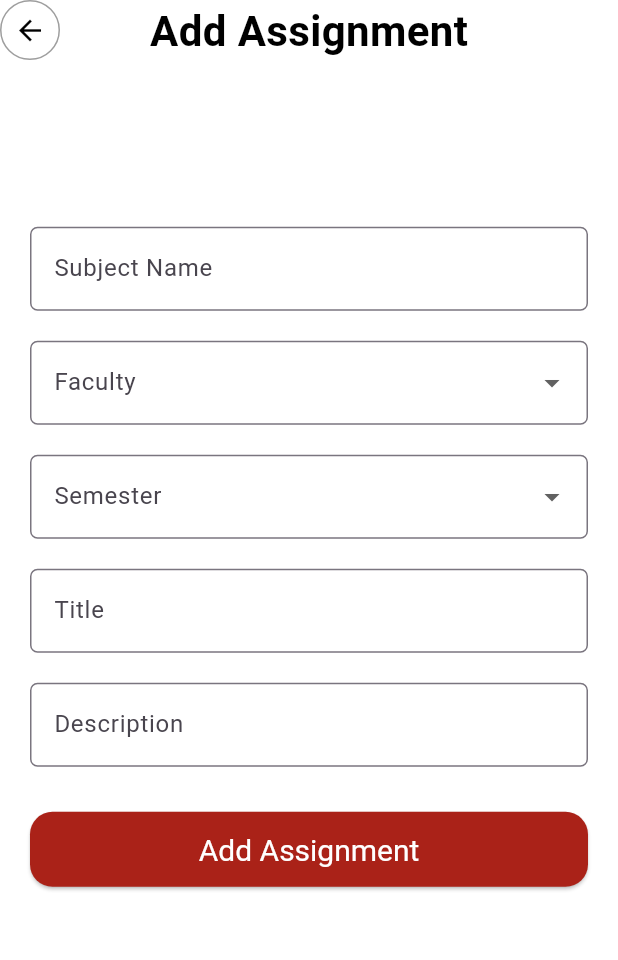
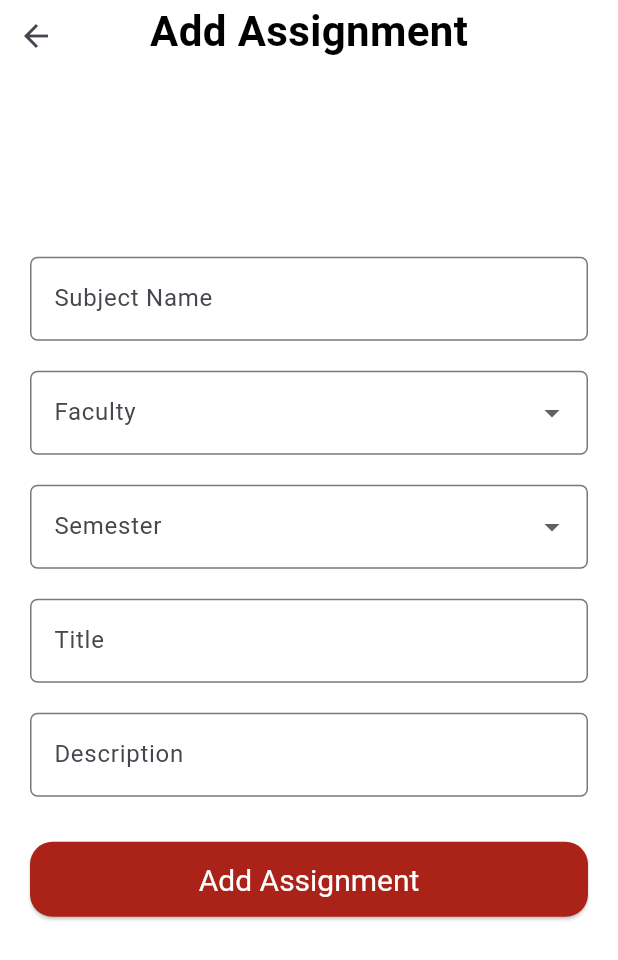
Before and after one commit to sijalneupane/assignment_provider_app, a Flutter app: the AddAssignment screen opened directly, on a phone screen of 412 x 824 dp. Shown: the top 960 px of the screen. Run offline on Flutter 3.47's test engine with Material 3 defaults, Android fonts, the phone set to English and light mode, and no system bars; our stand-ins replace dio, flutter_spinkit, shared_preferences; accounts and stored records are empty.

```diff
--- a/lib/utils/api_const.dart
+++ b/lib/utils/api_const.dart
@@ -1,5 +1,5 @@
 class ApiConst{
-    static String baseUrl="https://16c2-110-44-118-114.ngrok-free.app";
+    static String baseUrl="https://a3f7-2400-1a00-b060-1272-b1cc-3ed7-d81b-96eb.ngrok-free.app";
     static String signUpApi="/createUser/";
      static String loginApi="/login/";
     static String addAssignmentApi="/addAssignment/";
--- a/lib/utils/route_const.dart
+++ b/lib/utils/route_const.dart
@@ -9,11 +9,11 @@ class Routes {
   // static const resetPasswordRoute = "/resetPassword";
   static const homeRoute = "/home";
   static const bottomNavbarRoute = "/bottomNavbar";
+  static const notificationRoute = "/notification";
   // static const carDetailsRoute = "/carDetails";
   // static const carBookingRoute = "/carBooking";
   // static const addCarDetailsRoute = "/addCarDetails";
   // static const viewCarListRoute = "/viewCarList";
   // static const settingsRoute = "/settings";
 
-  // static const notificationRoute = "/notification";
 }
--- a/lib/utils/string_const.dart
+++ b/lib/utils/string_const.dart
@@ -16,6 +16,7 @@ String registerMessageStr="Account successfully created";
 String registerMessageFailedStr="Account Failed to create";
 
 String addAssignmentStr="Add Assignment";
+String editAssignmentStr="Update Assignment";
 String getAssignmentStr="Get Assignment";
 String subjectNameStr="Subject Name";
 String semesterStr="Semester";
--- a/lib/widgets/custom_app_bar.dart
+++ b/lib/widgets/custom_app_bar.dart
@@ -19,7 +19,9 @@ class CustomAppBar extends StatefulWidget {
 class _CustomAppBarState extends State<CustomAppBar> {
   @override
   Widget build(BuildContext context) {
-    return SizedBox(
+    return Padding(
+      padding: const EdgeInsets.only(bottom:20.0),
+      child: SizedBox(
         height: MediaQuery.of(context).size.height * 0.05,
         child: Stack(
           children: [
@@ -40,6 +42,7 @@ class _CustomAppBarState extends State<CustomAppBar> {
                 : const SizedBox()
           ],
         ),
+      ),
     );
   }
 }
--- a/lib/widgets/custom_back_page_icon.dart
+++ b/lib/widgets/custom_back_page_icon.dart
@@ -1,6 +1,7 @@
 
 import 'package:flutter/material.dart';
 import 'package:provider_test1/widgets/custom_border_icon_button.dart';
+import 'package:provider_test1/widgets/custom_no_border_icon_button.dart';
 
 class CustomBackPageIcon extends StatelessWidget {
    IconData? icon;
@@ -11,10 +12,10 @@ class CustomBackPageIcon extends StatelessWidget {
     return Align(
       alignment: Alignment.topLeft,
       child:
-      CustomBorderIconButton(onPressed:  () {
+      CustomNoBorderIconButton(onPressed:  () {
           Navigator.pop(context);
           }, icon: Icons.arrow_back,
-          color: Colors.black,)
+)
       // Container(
       //   height: MediaQuery.of(context).size.height*0.05,
       //   decoration: BoxDecoration(
```
Also changed, not shown: lib/utils/notifications_page.dart (added, +20 -0 lines), lib/utils/route_generator.dart (+5 -4 lines). Lines whose indentation alone changed are shown as unchanged.
